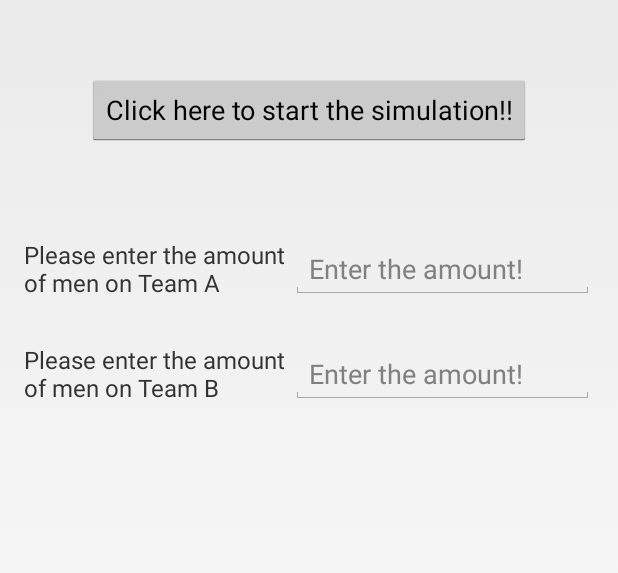
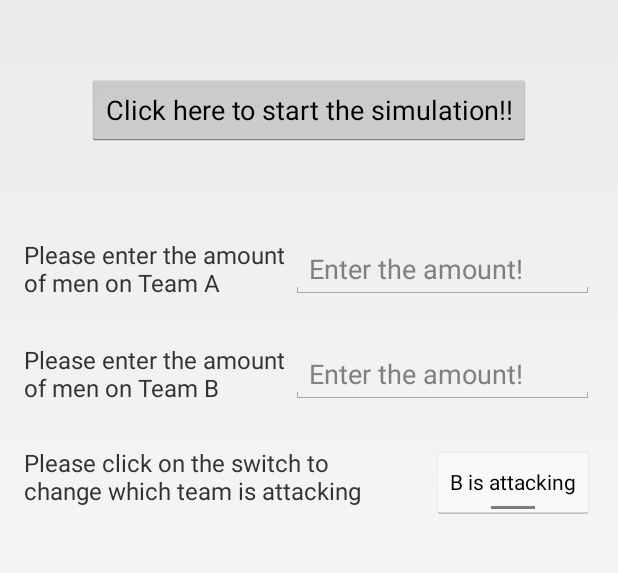
Before and after one commit to S-Kantor/Risk-Battle-Simulator, an Android app: the screen it shows after launch (Main_Activity), on a phone screen of 412 x 824 dp, the part 145-718 px from its top. Run offline under Robolectric (Android 15) with nearby library versions, the phone set to English and light mode, and no system bars; 1 statement that could not run was skipped.

Commit message:
Added a toggle to see which team is attacking.

```diff
--- a/android/Risk_Battle_Simulator/app/src/main/res/layout/activity_main_.xml
+++ b/android/Risk_Battle_Simulator/app/src/main/res/layout/activity_main_.xml
@@ -75,4 +75,38 @@
         android:layout_alignParentRight="true"
         android:layout_alignParentEnd="true" />
 
+    <TextView
+        android:layout_width="wrap_content"
+        android:layout_height="wrap_content"
+        android:text="Please click on the switch to\nchange which team is attacking"
+        android:textSize="16sp"
+        android:id="@+id/userInputView"
+        android:layout_below="@+id/Team2EnterView"
+        android:layout_alignParentLeft="true"
+        android:layout_alignParentStart="true"
+        android:layout_marginTop="28dp" />
+
+    <!--<EditText
+       android:id="@+id/userInput"
+       android:layout_width="fill_parent"
+       android:layout_height="wrap_content"
+       android:hint="Enter A or B"
+       android:inputType="re"
+       android:layout_alignBottom="@+id/userInputView"
+       android:layout_alignParentRight="true"
+       android:layout_alignParentEnd="true"
+       android:layout_toRightOf="@+id/userInputView"
+       android:layout_toEndOf="@+id/userInputView" />*/
+       -->
+
+   <ToggleButton
+       android:id="@+id/toggleAttackingTeam"
+       android:layout_width="wrap_content"
+       android:layout_height="wrap_content"
+       android:textOn="A is attacking"
+       android:textOff="B is attacking"
+       android:layout_alignTop="@+id/userInputView"
+       android:layout_alignParentRight="true"
+       android:layout_alignParentEnd="true" />
+
 </RelativeLayout>
```
